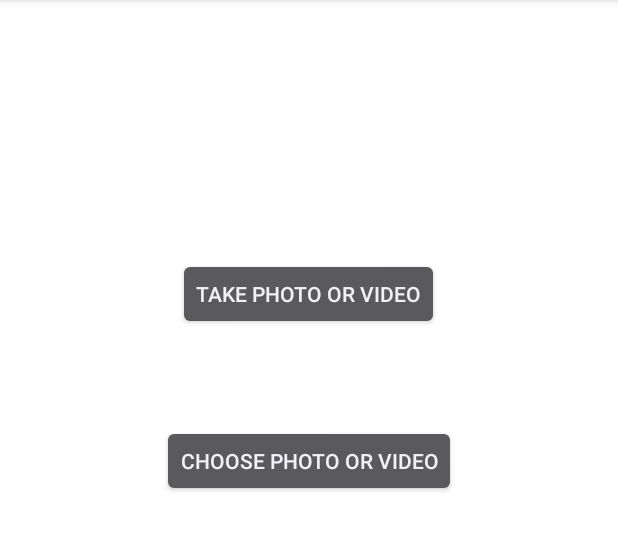
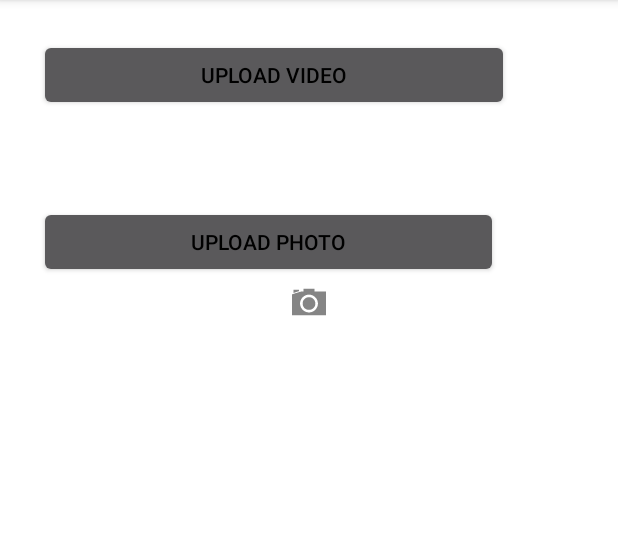
Before and after one commit to nurimelia/DropTo, an Android app: the DroptoUploadActivity screen opened directly, with no data from a screen before it, on a phone screen of 412 x 824 dp, the part 84-635 px from its top. Run offline under Robolectric (Android 15) with nearby library versions, the phone set to English and light mode, and no system bars.

Commit message:
Capture image and sellecting image from gallery

```diff
--- a/app/src/main/java/com/teratotech/dropto/MainActivity.java
+++ b/app/src/main/java/com/teratotech/dropto/MainActivity.java
@@ -20,12 +20,14 @@ import android.view.WindowManager;
 import android.view.View.OnClickListener;
 import android.widget.Button;
 import android.widget.EditText;
+import android.widget.ImageView;
 import android.widget.RelativeLayout;
 import android.widget.TextView;
 import android.widget.Toast;
 
 
 public class MainActivity extends Activity {
+
 
     public final static String EXTRA_MESSAGE = "com.teratotech.dropto.MESSAGE";
     private static final String tag = "MainActivity";
@@ -63,6 +65,9 @@ public class MainActivity extends Activity {
 
         params = getWindow().getAttributes();
         params.width = width;
+
+
+
     }
 
 
--- a/app/src/main/res/layout/activity_dropto_upload.xml
+++ b/app/src/main/res/layout/activity_dropto_upload.xml
@@ -1,4 +1,4 @@
-<RelativeLayout xmlns:android="http://schemas.android.com/apk/res/android"
+<LinearLayout xmlns:android="http://schemas.android.com/apk/res/android"
     xmlns:tools="http://schemas.android.com/tools"
     android:layout_width="match_parent"
     android:layout_height="match_parent"
@@ -9,21 +9,43 @@
     tools:context="com.teratotech.dropto.DroptoUploadActivity"
     android:background="#FFFFFF">
 
-    <Button
-        android:layout_width="wrap_content"
+
+    <LinearLayout
+        android:layout_width="match_parent"
+        android:layout_height="match_parent"
+        android:orientation="vertical"
+        android:padding="10dp">
+
+        <Button
+            android:layout_width="313dp"
+            android:layout_height="wrap_content"
+            android:text="Upload Video"
+            android:id="@+id/btnTakePhoto"
+            android:textColor="@color/black"
+            android:layout_alignParentTop="true"
+            android:layout_centerHorizontal="true" />
+
+        <Button
+        android:layout_width="306dp"
         android:layout_height="wrap_content"
-        android:text="Take Photo or Video"
-        android:id="@+id/button_take_photo"
-        android:layout_alignParentTop="true"
+        android:text="Upload Photo"
+        android:id="@+id/btnSelectPhoto"
+        android:layout_below="@+id/btnTakePhoto"
         android:layout_centerHorizontal="true"
-        android:layout_marginTop="156dp" />
+        android:layout_marginTop="63dp"
+        android:textColor="@color/black" />
 
-    <Button
-        android:layout_width="wrap_content"
-        android:layout_height="wrap_content"
-        android:text="Choose Photo or Video"
-        android:id="@+id/button_choose"
-        android:layout_below="@+id/button_take_photo"
-        android:layout_centerHorizontal="true"
-        android:layout_marginTop="63dp" />
-</RelativeLayout>
+
+        <ImageView
+            android:id="@+id/viewImage"
+            android:layout_width="match_parent"
+            android:layout_height="wrap_content"
+            android:src="@drawable/ic_action_camera"
+            android:layout_below="@+id/btnSelectPhoto"
+            android:layout_alignParentLeft="true"
+            android:layout_alignParentStart="true" />
+
+
+</LinearLayout>
+
+</LinearLayout>
--- a/app/src/main/res/values/color.xml
+++ b/app/src/main/res/values/color.xml
@@ -4,5 +4,6 @@
     <color name="transparent">#29000000</color>
     <color name="actionbar_text">#0000FF</color>
     <color name="white">#FFFFFF</color>
+    <color name="black">#000000</color>
 
 </resources>
```
Also changed, not shown: app/src/main/AndroidManifest.xml (+14 -1 lines), app/src/main/java/com/teratotech/dropto/DroptoUploadActivity.java (+119 -1 lines), app/src/main/res/layout/activity_dropto_create_folder.xml (+6 -3 lines), app/src/main/res/drawable-hdpi/ic_action_camera.png (added).
